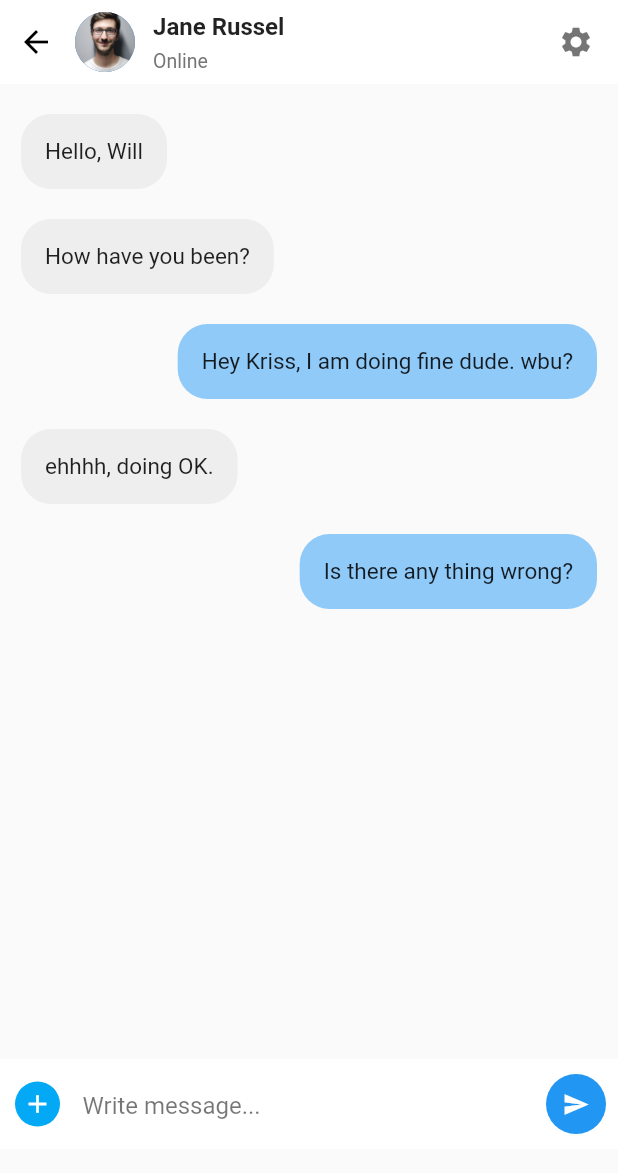
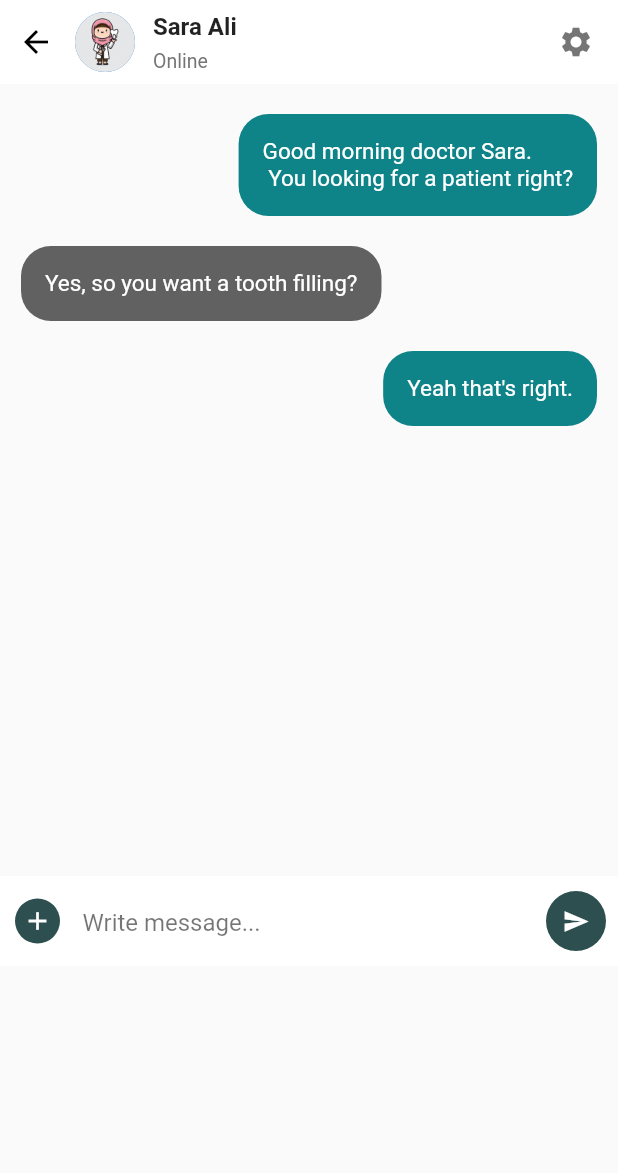
Before and after one commit to Mostafa-Noaman/free_smile_app, a Flutter app: the ChatScreen screen opened directly, on a phone screen of 412 x 824 dp. Shown: the top 1173 px of the screen. Run offline on Flutter 3.47's test engine with Material 2 defaults, Android fonts, the light colour scheme and no system bars; our stand-ins replace bloc, conditional_builder_null_safety, dio, flutter_bloc, flutter_spinkit, fluttertoast and 5 more; missing offline and left inert: dob_input_field; accounts and stored records are empty.

Commit message:
done some changes

```diff
--- a/lib/main.dart
+++ b/lib/main.dart
@@ -52,7 +52,7 @@ class _MyAppState extends State<MyApp> {
     return MaterialApp(
       debugShowCheckedModeBanner: false,
       // home: widget.startingWidget,
-      home: PatientHomeScreen(),
+      home: OnBoardingScreen(),
     );
   }
 }
--- a/lib/network/dio_func.dart
+++ b/lib/network/dio_func.dart
@@ -22,7 +22,7 @@ class DioHelper {
   static init() {
     dio = Dio(
       BaseOptions(
-          baseUrl: 'https://df8d-167-172-184-1.eu.ngrok.io',
+          baseUrl: 'https://9523-167-172-184-1.ngrok-free.app',
           headers: {'Content-Type': 'application/json'}),
     );
   }
--- a/lib/screens/dentist home page/chat/chat_conversations.dart
+++ b/lib/screens/dentist home page/chat/chat_conversations.dart
@@ -15,9 +15,9 @@ class ChatConversation extends StatefulWidget {
 class _ChatConversationState extends State<ChatConversation> {
   List<ChatUsers> chatUsers = [
     ChatUsers(
-        name: "Jane Russel",
-        messageText: "Awesome Setup",
-        imagePath: "images/user1.jpg",
+        name: "Sara Ali",
+        messageText: "So you want a tooth filling?",
+        imagePath: "images/prof pic female.jpg",
         time: "Now"),
     ChatUsers(
         name: "Glady's Murphy",
--- a/lib/screens/dentist home page/chat/chat_screen.dart
+++ b/lib/screens/dentist home page/chat/chat_screen.dart
@@ -13,14 +13,14 @@ class ChatScreen extends StatefulWidget {
 
 class _ChatScreenState extends State<ChatScreen> {
   List<ChatMessage> messages = [
-    ChatMessage(messageContent: "Hello, Will", messageType: "receiver"),
-    ChatMessage(messageContent: "How have you been?", messageType: "receiver"),
     ChatMessage(
-        messageContent: "Hey Kriss, I am doing fine dude. wbu?",
+        messageContent:
+            "Good morning doctor Sara.\n You looking for a patient right?",
         messageType: "sender"),
-    ChatMessage(messageContent: "ehhhh, doing OK.", messageType: "receiver"),
     ChatMessage(
-        messageContent: "Is there any thing wrong?", messageType: "sender"),
+        messageContent: "Yes, so you want a tooth filling?",
+        messageType: "receiver"),
+    ChatMessage(messageContent: "Yeah that's right.", messageType: "sender"),
   ];
   TextEditingController messageController = TextEditingController();
 
@@ -49,7 +49,7 @@ class _ChatScreenState extends State<ChatScreen> {
                   width: 2,
                 ),
                 CircleAvatar(
-                  backgroundImage: AssetImage('images/user1.jpg'),
+                  backgroundImage: AssetImage('images/prof pic female.jpg'),
                   maxRadius: 20,
                 ),
                 SizedBox(
@@ -61,7 +61,7 @@ class _ChatScreenState extends State<ChatScreen> {
                     mainAxisAlignment: MainAxisAlignment.center,
                     children: <Widget>[
                       Text(
-                        "Jane Russel",
+                        "Sara Ali",
                         style: TextStyle(
                             fontSize: 16, fontWeight: FontWeight.w600),
                       ),
@@ -107,13 +107,13 @@ class _ChatScreenState extends State<ChatScreen> {
                       decoration: BoxDecoration(
                         borderRadius: BorderRadius.circular(20),
                         color: (messages[index].messageType == "receiver"
-                            ? Colors.grey.shade200
-                            : Colors.blue[200]),
+                            ? Colors.grey.shade700
+                            : Color(0xff0e8388)),
                       ),
                       padding: EdgeInsets.all(16),
                       child: Text(
                         messages[index].messageContent,
-                        style: TextStyle(fontSize: 15),
+                        style: TextStyle(fontSize: 15, color: Colors.white),
                       ),
                     ),
                   ),
@@ -136,7 +136,7 @@ class _ChatScreenState extends State<ChatScreen> {
                       height: 30,
                       width: 30,
                       decoration: BoxDecoration(
-                        color: Colors.lightBlue,
+                        color: Color(0xff2e4f4f),
                         borderRadius: BorderRadius.circular(30),
                       ),
                       child: Icon(
@@ -175,7 +175,7 @@ class _ChatScreenState extends State<ChatScreen> {
                       color: Colors.white,
                       size: 18,
                     ),
-                    backgroundColor: Colors.blue,
+                    backgroundColor: Color(0xff2e4f4f),
                     elevation: 0,
                   ),
                 ],
--- a/lib/screens/doctor register/cubit/doc_register_cubit.dart
+++ b/lib/screens/doctor register/cubit/doc_register_cubit.dart
@@ -27,7 +27,7 @@ class DocRegisterCubit extends Cubit<DocRegisterStates> {
       String? birthDate}) {
     emit(DocRegisterLoadingState());
     DioHelper.postData(
-      'https://df8d-167-172-184-1.eu.ngrok.io' + DOCREGISTER,
+      'https://9523-167-172-184-1.ngrok-free.app' + DOCREGISTER,
       {
         'fullname': fullName,
         'username': Username,
--- a/lib/screens/login/cubit/login_cubit.dart
+++ b/lib/screens/login/cubit/login_cubit.dart
@@ -18,7 +18,7 @@ class LoginCubit extends Cubit<LoginStates> {
   void userLogin({required String emailUsername, required String password}) {
     emit(LoginLoadingState());
     DioHelper.postData(
-      'https://df8d-167-172-184-1.eu.ngrok.io' + LOGIN,
+      'https://9523-167-172-184-1.ngrok-free.app' + LOGIN,
       {'usernameoremail': emailUsername, 'password': password},
       '',
     ).then((value) {
--- a/lib/screens/login/login_screen.dart
+++ b/lib/screens/login/login_screen.dart
@@ -4,9 +4,11 @@ import 'package:flutter/material.dart';
 import 'package:flutter_bloc/flutter_bloc.dart';
 import 'package:fluttertoast/fluttertoast.dart';
 import 'package:free_smile_app/network/dio_func.dart';
+import 'package:free_smile_app/screens/OTP%20request/otp_screen.dart';
 
 import 'package:free_smile_app/screens/login/cubit/login_cubit.dart';
 import 'package:free_smile_app/screens/login/cubit/login_states.dart';
+import 'package:free_smile_app/screens/patient%20home%20screen/patient_home_screen.dart';
 import 'package:free_smile_app/shared/shared_preference.dart';
 
 import '../dentist home page/dentist_home_screen.dart';
@@ -33,7 +35,7 @@ class LoginScreen extends StatelessWidget {
                 Navigator.pushReplacement(
                     context,
                     MaterialPageRoute(
-                        builder: (context) => DentistHomeScreen()));
+                        builder: (context) => PatientHomeScreen()));
               });
               Fluttertoast.showToast(
                   msg: state.loginModel.message,
--- a/lib/screens/patient register/cubit/patient_register_cubit.dart
+++ b/lib/screens/patient register/cubit/patient_register_cubit.dart
@@ -25,7 +25,7 @@ class PatientRegisterCubit extends Cubit<PatientRegisterStates> {
     Response response = Response(requestOptions: RequestOptions());
     emit(PatientRegisterLoadingState());
     DioHelper.postData(
-      'https://9406-167-172-184-1.eu.ngrok.io' + PATIENTREGISTER,
+      'https://9523-167-172-184-1.ngrok-free.app' + PATIENTREGISTER,
       {
         'fullname': fullName,
         'username': Username,
--- a/lib/screens/patient register/patient_register_screen.dart
+++ b/lib/screens/patient register/patient_register_screen.dart
@@ -483,7 +483,7 @@ class _PatientRegisterState extends State<PatientRegister> {
                                   ),
                                 ),
                                 child: Text(
-                                  'Verify email',
+                                  'Register',
                                   style: TextStyle(color: Colors.black),
                                 ),
                               ),
--- a/pubspec.yaml
+++ b/pubspec.yaml
@@ -57,7 +57,7 @@ dev_dependencies:
     sdk: flutter
 
 flutter_native_splash:
-  color: "#42a5f5"
+  color: "#ecfefe"
   image: "images/sparkletooth.png"
   android_gravity: fill
   # The "flutter_lints" package below contains a set of recommended lints to
```
Also changed, not shown: lib/screens/OTP request/otp_screen.dart (+27 -2 lines), lib/screens/patient home screen/tabs/home_tab.dart (+15 -12 lines).
